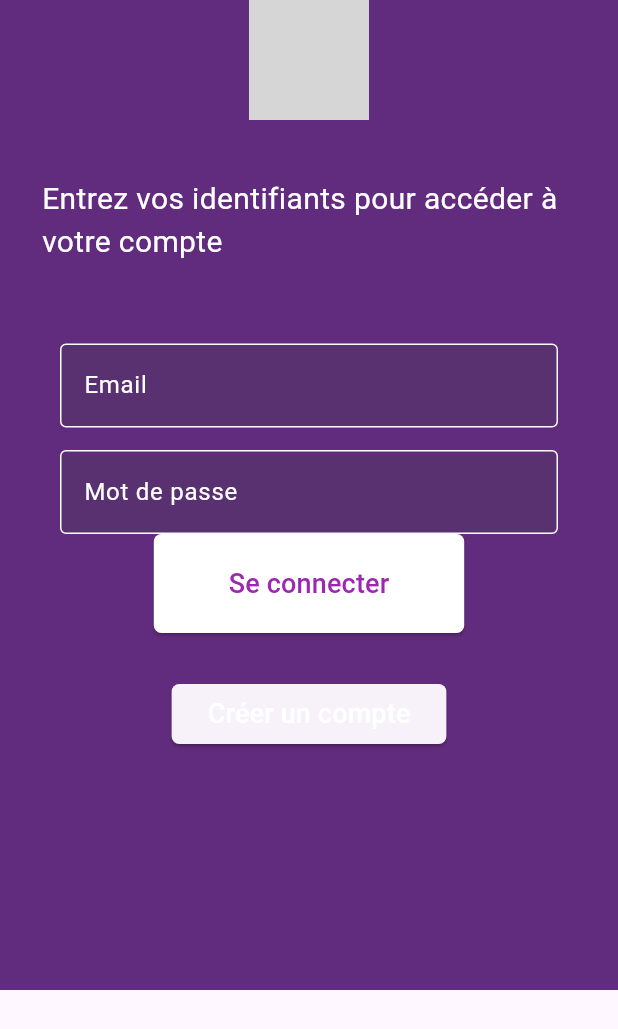
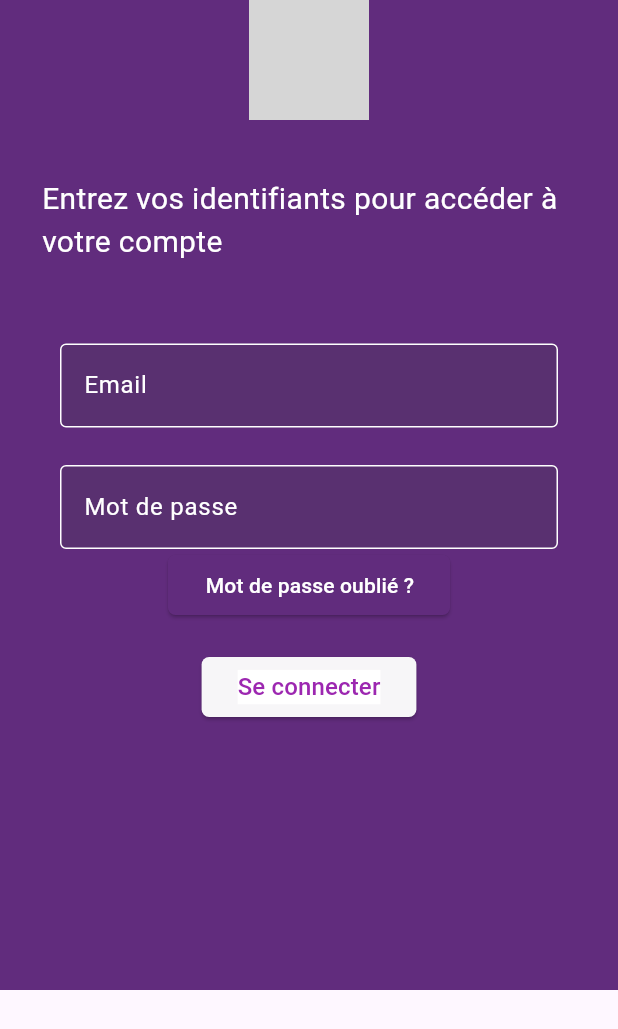
Before and after one commit to Rama49/Niefeko, a Flutter app: the conexion screen opened directly, on a phone screen of 412 x 824 dp. Shown: the top 1029 px of the screen. Run offline on Flutter 3.47's test engine with Material 3 defaults, Android fonts, the light colour scheme and no system bars; our stand-ins replace carousel_slider, cloud_firestore, firebase_auth, firebase_core, fluttertoast; accounts and stored records are empty; grey boxes are pictures that could not be loaded.

Commit message:
nouveau taf

```diff
--- a/lib/Pages/Connexion/conexion.dart
+++ b/lib/Pages/Connexion/conexion.dart
@@ -18,7 +18,8 @@ class _conexionState extends State<conexion> {
   // Fonction pour se connecter avec Firebase
   Future<void> _signInWithEmailAndPassword() async {
     try {
-      UserCredential userCredential = await FirebaseAuth.instance.signInWithEmailAndPassword(
+      UserCredential userCredential =
+          await FirebaseAuth.instance.signInWithEmailAndPassword(
         email: _emailController.text,
         password: _passwordController.text,
       );
@@ -65,7 +66,8 @@ class _conexionState extends State<conexion> {
                 child: Column(
                   children: [
                     Padding(
-                      padding: const EdgeInsets.only(top: 15, left: 40, right: 40),
+                      padding:
+                          const EdgeInsets.only(top: 15, left: 40, right: 40),
                       child: TextFormField(
                         controller: _emailController,
                         style: TextStyle(color: Colors.white),
@@ -95,9 +97,10 @@ class _conexionState extends State<conexion> {
                         // },
                       ),
                     ),
-                    //SizedBox(height: 20),
+                    SizedBox(height: 10),
                     Padding(
-                      padding: const EdgeInsets.only(top: 15, left: 40, right: 40),
+                      padding:
+                          const EdgeInsets.only(top: 15, left: 40, right: 40),
                       child: TextFormField(
                         controller: _passwordController,
                         style: TextStyle(color: Colors.white),
@@ -128,7 +131,51 @@ class _conexionState extends State<conexion> {
                         // },
                       ),
                     ),
+                    ElevatedButton(
+                      onPressed: () {
+                        Navigator.push(
+                          context,
+                          MaterialPageRoute(
+                              builder: (context) => inscription()),
+                        );
+                      },
+                      style: ElevatedButton.styleFrom(
+                        backgroundColor: Color(0xFF612C7D),
+                        //padding:
+                            //EdgeInsets.symmetric(horizontal: -50, vertical: 20),
+                           // EdgeInsets.only(left: 10, right: 10),
+                        //EdgeInsets.all(0.50),
+                        //EdgeInsets.symmetric(horizontal: 50),
+                        shape: RoundedRectangleBorder(
+                          borderRadius: BorderRadius.circular(5),
+                        ),
+                      ),
+                      child: Container(
+                        //mainAxisAlignment: MainAxisAlignment.spaceBetween,
 
+                        width: 140,
+                        child:
+                             Row(
+                              mainAxisAlignment: MainAxisAlignment.end,
+                               children: [
+                                Align(
+                                alignment: Alignment.bottomRight,
+                                child: Text(
+                                  "Mot de passe oublié ?",
+                                  style: TextStyle(
+                                    fontSize: 14,
+                                    color: Colors.white,
+                                  ),
+
+                                )
+                                ),
+                               ]
+                             )
+                      ),
+                    ),
+                    SizedBox(
+                      height: 20,
+                    ),
                     ElevatedButton(
                       onPressed: () {
                         // Vérifiez la validation du formulaire avant de se connecter
@@ -137,10 +184,7 @@ class _conexionState extends State<conexion> {
                         }
                       },
                       style: ElevatedButton.styleFrom(
-                        //primary: Color(0xFF612C7D),
-                        backgroundColor: Colors.white,
-                        padding:
-                            EdgeInsets.symmetric(horizontal: 50, vertical: 20),
+                        backgroundColor: Color.fromARGB(255, 247, 246, 248),
                         shape: RoundedRectangleBorder(
                           borderRadius: BorderRadius.circular(5),
                         ),
@@ -148,38 +192,15 @@ class _conexionState extends State<conexion> {
                       child: const Text(
                         "Se connecter",
                         style: TextStyle(
-                          fontSize: 18,
-                          //color: Colors.white,
-                          color: Colors.purple
+                          fontSize: 16.0,
+                          backgroundColor: Colors.white,
+                          color: Colors.purple,
                         ),
                       ),
                     ),
-                    SizedBox(height: 30),
-                    ElevatedButton(
-                      onPressed: () {
-                        Navigator.push(
-                          context,
-                          MaterialPageRoute(builder: (context) => inscription()),
-                        );
-                      },
-                      style: ElevatedButton.styleFrom(
-                        //primary: Color(0xFF612C7D),
-                        shape: RoundedRectangleBorder(
-                          borderRadius: BorderRadius.circular(5),
-                        ),
-                      ),
-                      child: const Text(
-                        "Créer un compte",
-                        style: TextStyle(
-                          fontSize: 18,
-                          color: Colors.white,
-                        ),
-                      ),
-                    ),
-                    SizedBox(height: 30),
-
+                    SizedBox(height: 20),
+                    SizedBox(height: 10),
                   ],
-
                 ),
               ),
             ],
--- a/lib/Pages/Inscription/inscription.dart
+++ b/lib/Pages/Inscription/inscription.dart
@@ -298,6 +298,7 @@ class _inscriptionState extends State<inscription> {
                     ),
                   ]),
                 ),
+
               ],
             )),
       ),
```
Lines whose indentation alone changed are shown as unchanged.
